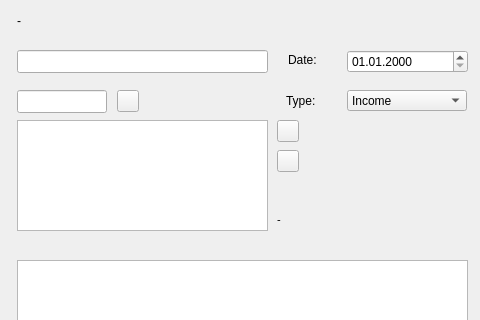
The window that trunk/ui/accountseditfrm.ui (BackupTheBerlios/first4-svn) describes before a commit, drawn with Qt 5; both pictures show x 93 to 573 and y 0 to 320 of the 573 by 469 pixel window.
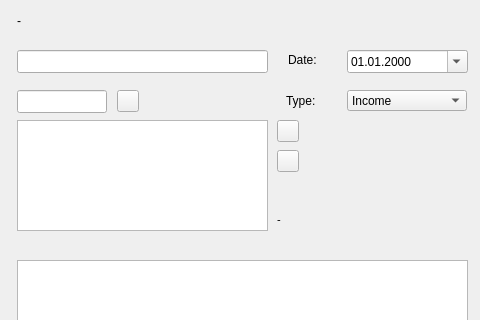
The same window after the commit. Icons and pictures are not drawn.

Patch:
```diff
--- a/trunk/ui/accountseditfrm.ui
+++ b/trunk/ui/accountseditfrm.ui
@@ -307,6 +307,9 @@
    <property name="displayFormat" >
     <string>dd.MM.yyyy</string>
    </property>
+   <property name="calendarPopup" >
+    <bool>true</bool>
+   </property>
   </widget>
   <widget class="QPushButton" name="btncancel" >
    <property name="geometry" >
```
